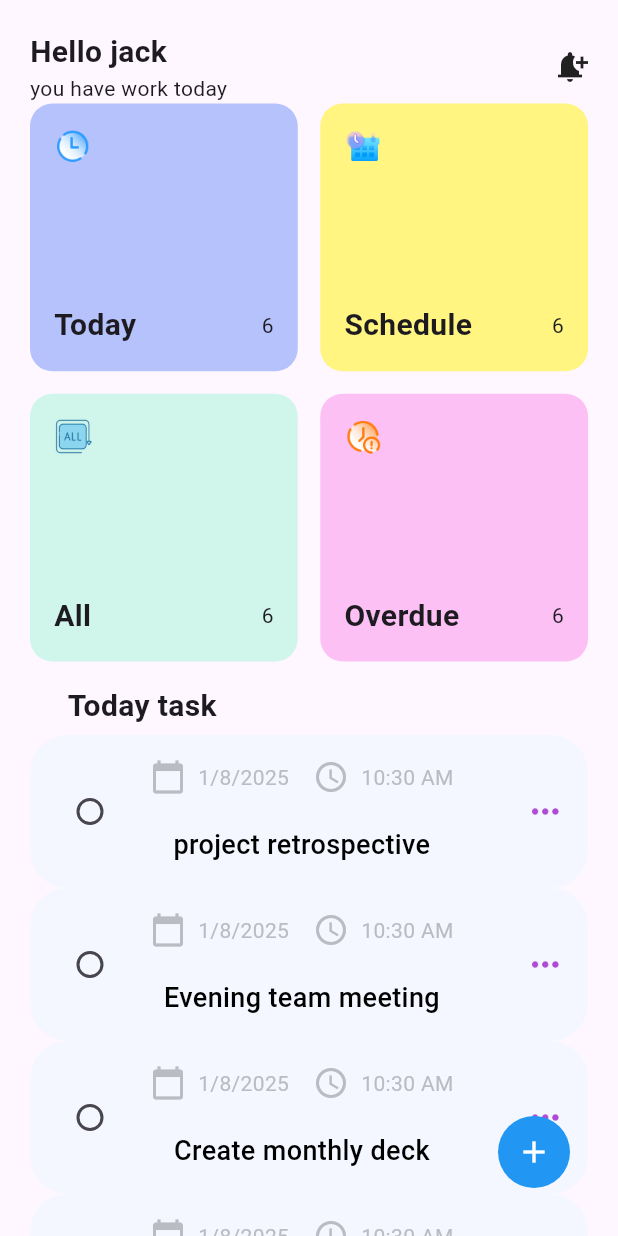
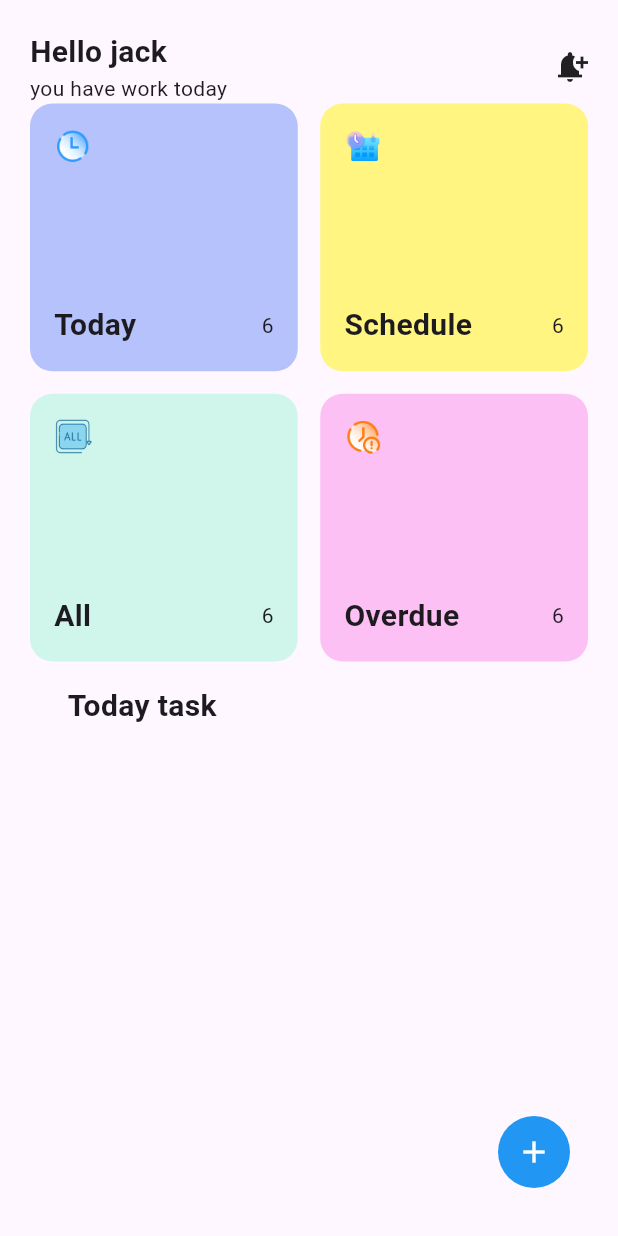
Before and after one commit to KALU56/friday_code_night, a Flutter app: the screen it shows after launch, on a phone screen of 412 x 824 dp. Run offline on Flutter 3.47's test engine with Material 3 defaults, Android fonts, the phone set to English and light mode, and no system bars.

Commit message:
feat: do functionality

```diff
--- a/todo/lib/screens/home.dart
+++ b/todo/lib/screens/home.dart
@@ -68,41 +68,7 @@ class _HomeState extends State<Home> {
   }
 
   List<Map<String, dynamic>> tasklist = [
-    {
-      'title': 'project retrospective',
-      'day': DateTime.now(),
-      'icon': Icons.access_time,
-      'time': TimeOfDay.now(),
-      'image': AssetImage(Assets.dot),
-    },
-    {
-      'title': "Evening team meeting",
-      'day': DateTime.now(),
-      'icon': Icons.access_time,
-      'time': TimeOfDay.now(),
-      'image': AssetImage(Assets.dot),
-    },
-    {
-      'title': "Create monthly deck",
-      'day': DateTime.now(),
-      'icon': Icons.access_time,
-      'time': TimeOfDay.now(),
-      'image': AssetImage(Assets.dot),
-    },
-    {
-      'title': "Shop for groceries",
-      'day': DateTime.now(),
-      'icon': Icons.access_time,
-      'time': TimeOfDay.now(),
-      'image': AssetImage(Assets.dot),
-    },
-    {
-      'title': "Read book",
-      'day': DateTime.now(),
-      'icon': Icons.access_time,
-      'time': TimeOfDay.now(),
-      'image': AssetImage(Assets.dot),
-    },
+
   ];
   List<Widget> buildTaskLists() {
     List<Widget> cards = [];
```
